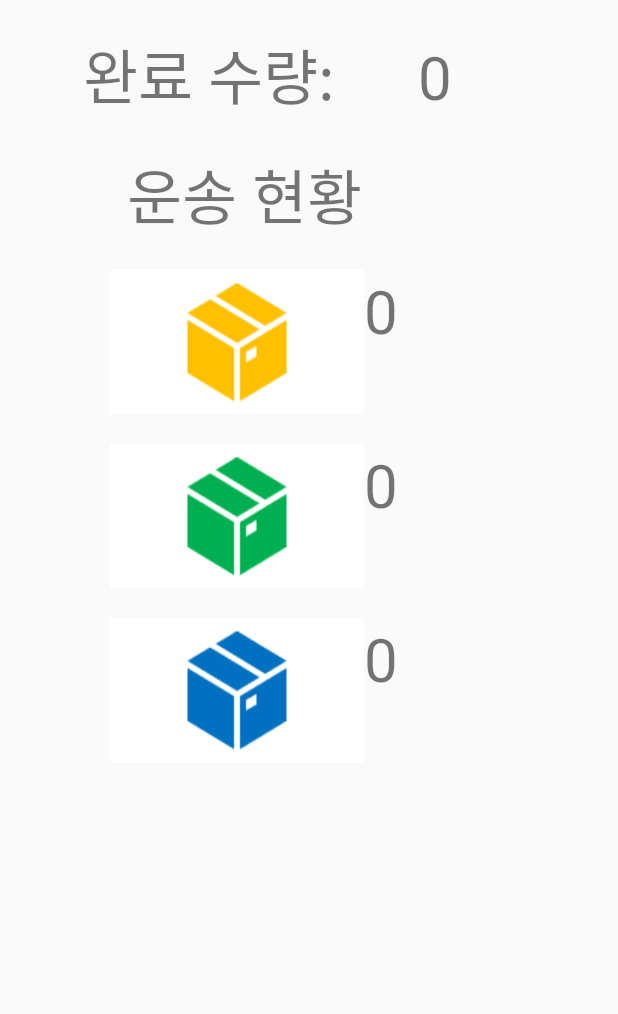
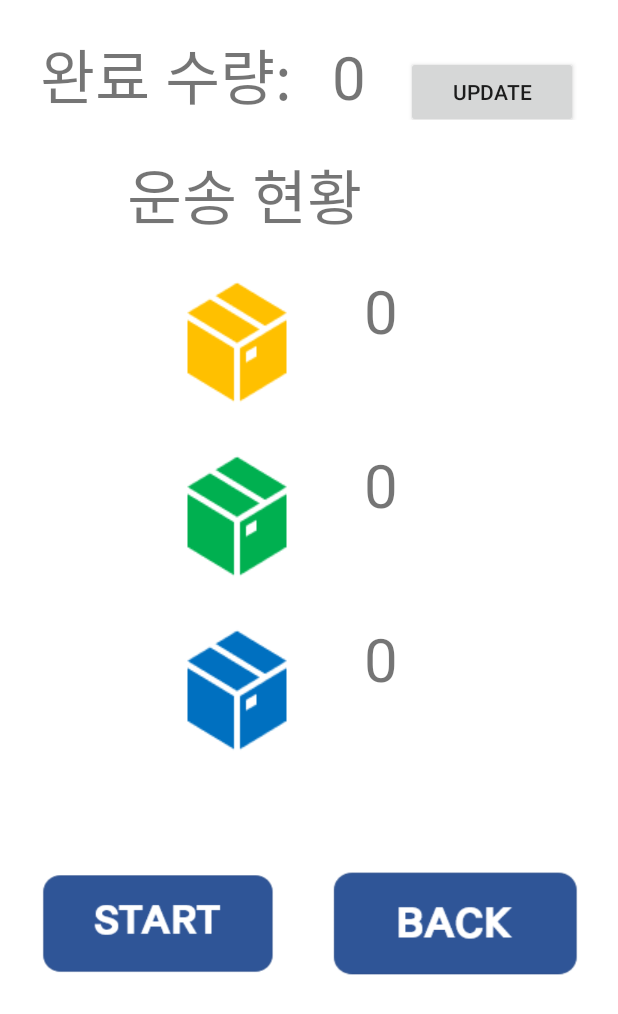
Before and after one commit to jihye-kim11/2021cns01, an Android app: the layout activity_main3.xml on its own in the app's theme, with its tools: preview values and no code run, on a phone screen of 412 x 824 dp. Shown: the top 1014 px of the screen. Run offline under Robolectric (Android 15) with nearby library versions, the phone set to English and light mode, and no system bars.

Commit message:
안드로이드 버튼 추가

```diff
--- a/ibmiotplatform-android-mqtt/app/src/main/java/com/funers/ibmiotplatform_mqtt/start_page.java
+++ b/ibmiotplatform-android-mqtt/app/src/main/java/com/funers/ibmiotplatform_mqtt/start_page.java
@@ -20,7 +20,7 @@ public class start_page extends AppCompatActivity {
 
         timer.postDelayed(new Runnable(){ //2초후 쓰레드를 생성하는 postDelayed 메소드
             public void run(){
-                Intent intent = new Intent(start_page.this, btn_page.class);
+                Intent intent = new Intent(start_page.this,MainActivity2.class);
                 startActivity(intent); //다음 액티비티 이동
                 finish(); // 이 액티비티를 종료
             }
--- a/ibmiotplatform-android-mqtt/app/src/main/res/layout/actionbar_actions.xml
+++ b/ibmiotplatform-android-mqtt/app/src/main/res/layout/actionbar_actions.xml
@@ -20,6 +20,6 @@
             android:layout_gravity="center_vertical"
             android:layout_marginLeft="10dp"
             android:layout_marginTop="5dp"
-            app:srcCompat="@drawable/top" />
+            app:srcCompat="@drawable/main" />
     </LinearLayout>
 </RelativeLayout>
--- a/ibmiotplatform-android-mqtt/app/src/main/res/layout/activity_main3.xml
+++ b/ibmiotplatform-android-mqtt/app/src/main/res/layout/activity_main3.xml
@@ -4,6 +4,7 @@
     xmlns:tools="http://schemas.android.com/tools"
     android:layout_width="match_parent"
     android:layout_height="match_parent"
+    android:background="#FFFFFF"
     tools:context=".MainActivity">
 
     <LinearLayout
@@ -43,6 +44,13 @@
                 android:text="0"
                 android:textSize="40dp" />
 
+            <Button
+                android:id="@+id/update_btn"
+                android:layout_width="wrap_content"
+                android:layout_height="wrap_content"
+                android:layout_weight="1"
+                android:text="update" />
+
             <Space
                 android:layout_width="wrap_content"
                 android:layout_height="wrap_content"
@@ -52,6 +60,7 @@
         <Space
             android:layout_width="match_parent"
             android:layout_height="20dp" />
+
         <LinearLayout
             android:layout_width="match_parent"
             android:layout_height="wrap_content"
@@ -72,7 +81,6 @@
                 android:textSize="40dp" />
 
 
-
             <Space
                 android:layout_width="wrap_content"
                 android:layout_height="wrap_content"
@@ -82,6 +90,7 @@
         <Space
             android:layout_width="match_parent"
             android:layout_height="20dp" />
+
         <LinearLayout
             android:layout_width="match_parent"
             android:layout_height="wrap_content"
@@ -186,13 +195,33 @@
                 android:layout_height="wrap_content"
                 android:layout_weight="1" />
         </LinearLayout>
-        <androidx.recyclerview.widget.RecyclerView
-            android:id="@+id/event_log_view1"
+
+        <LinearLayout
             android:layout_width="match_parent"
-            android:layout_height="wrap_content"
-            android:layout_weight="1">
+            android:layout_height="match_parent"
+            android:orientation="horizontal">
 
-        </androidx.recyclerview.widget.RecyclerView>
+            <Button
+                android:id="@+id/start_btn"
+                android:layout_width="180dp"
+                android:layout_height="80dp"
+                android:layout_marginStart="16dp"
+                android:layout_marginLeft="16dp"
+                android:layout_marginTop="68dp"
+                android:background="@drawable/start"
+                android:textSize="20dp" />
+
+            <Button
+                android:id="@+id/back_btn"
+                android:layout_width="180dp"
+                android:layout_height="80dp"
+                android:layout_marginStart="16dp"
+                android:layout_marginLeft="16dp"
+                android:layout_marginTop="68dp"
+                android:background="@drawable/back"
+                android:textColor="#000000"
+                android:textSize="20dp" />
+        </LinearLayout>
 
     </LinearLayout>
 
--- a/ibmiotplatform-android-mqtt/app/src/main/res/layout/activity_start_page.xml
+++ b/ibmiotplatform-android-mqtt/app/src/main/res/layout/activity_start_page.xml
@@ -8,9 +8,9 @@
     tools:context=".start_page">
     <ImageView
         android:id="@+id/imageView3"
-        android:layout_width="800dp"
+        android:layout_width="500dp"
         android:layout_height="136dp"
-        android:src="@drawable/actionbar"
+        android:src="@drawable/main"
         app:layout_constraintBottom_toBottomOf="parent"
         app:layout_constraintEnd_toEndOf="parent"
         app:layout_constraintStart_toStartOf="parent"
```
Also changed, not shown: ibmiotplatform-android-mqtt/app/src/main/java/com/funers/ibmiotplatform_mqtt/MainActivity2.java (+39 -37 lines), ibmiotplatform-android-mqtt/app/src/main/res/drawable/back.PNG (added), ibmiotplatform-android-mqtt/app/src/main/res/drawable/main.png (added), ibmiotplatform-android-mqtt/app/src/main/res/drawable/start.PNG (added).
